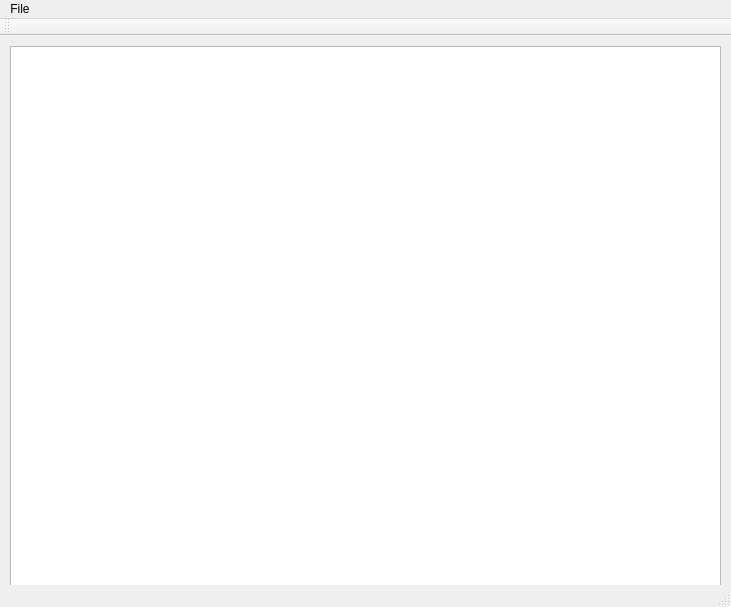
First picture: the form in mainwindow.ui, repository tranter/qt-google-drive, before the edit.
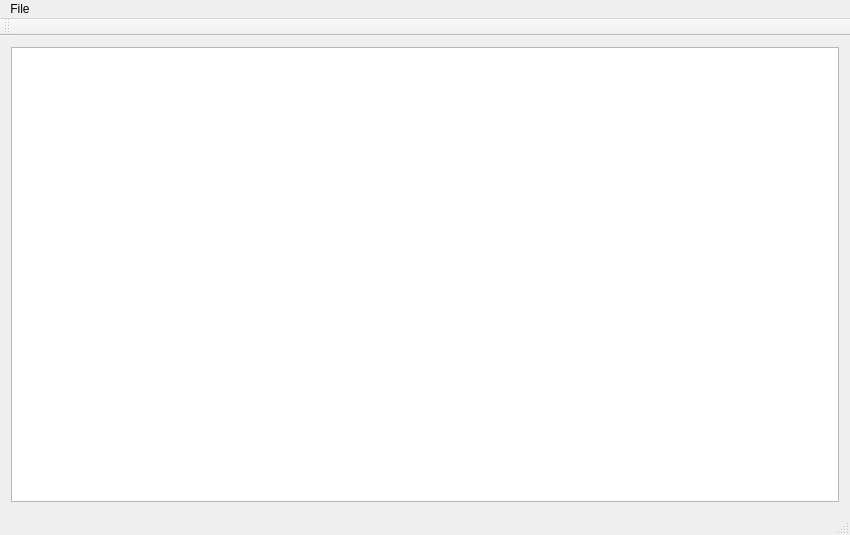
Second picture: the form after the edit.

Commit message: integrate TreeModel into app

```diff
--- a/mainwindow.ui
+++ b/mainwindow.ui
@@ -6,31 +6,26 @@
    <rect>
     <x>0</x>
     <y>0</y>
-    <width>731</width>
-    <height>607</height>
+    <width>850</width>
+    <height>535</height>
    </rect>
   </property>
   <property name="windowTitle">
    <string>MainWindow</string>
   </property>
   <widget class="QWidget" name="centralWidget">
-   <widget class="QListView" name="listView">
-    <property name="geometry">
-     <rect>
-      <x>10</x>
-      <y>10</y>
-      <width>711</width>
-      <height>541</height>
-     </rect>
-    </property>
-   </widget>
+   <layout class="QHBoxLayout" name="horizontalLayout">
+    <item>
+     <widget class="QTreeView" name="discTreeView"/>
+    </item>
+   </layout>
   </widget>
   <widget class="QMenuBar" name="menuBar">
    <property name="geometry">
     <rect>
      <x>0</x>
      <y>0</y>
-     <width>731</width>
+     <width>850</width>
      <height>21</height>
     </rect>
    </property>
```
The commit also changes 5 other files.
